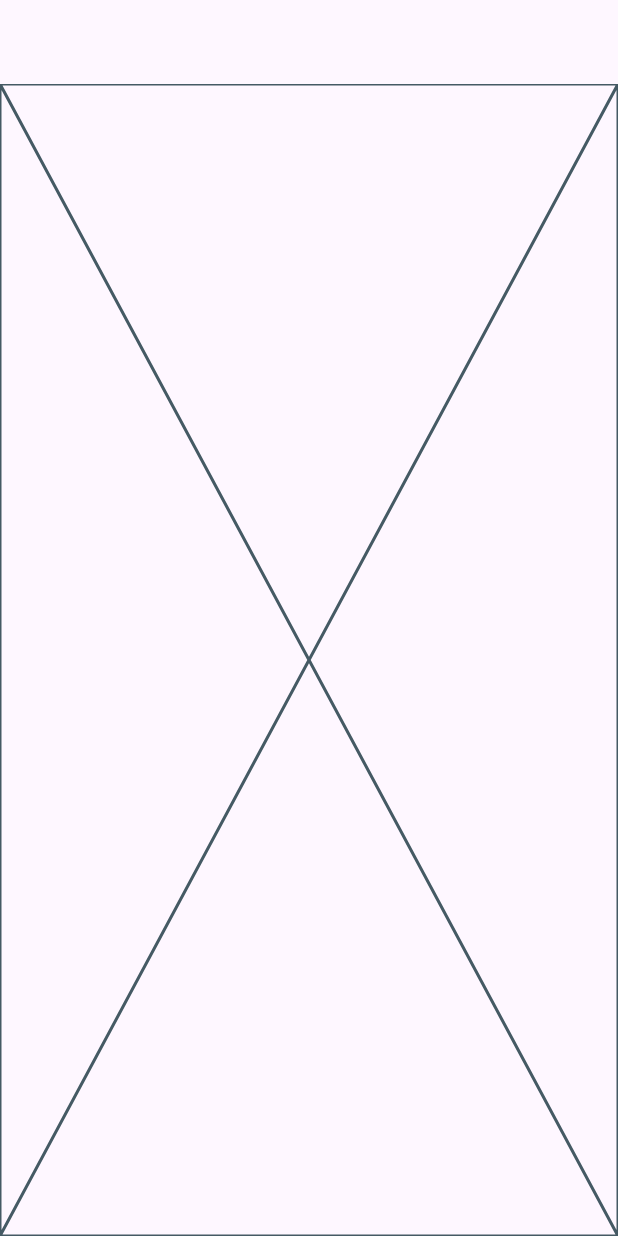
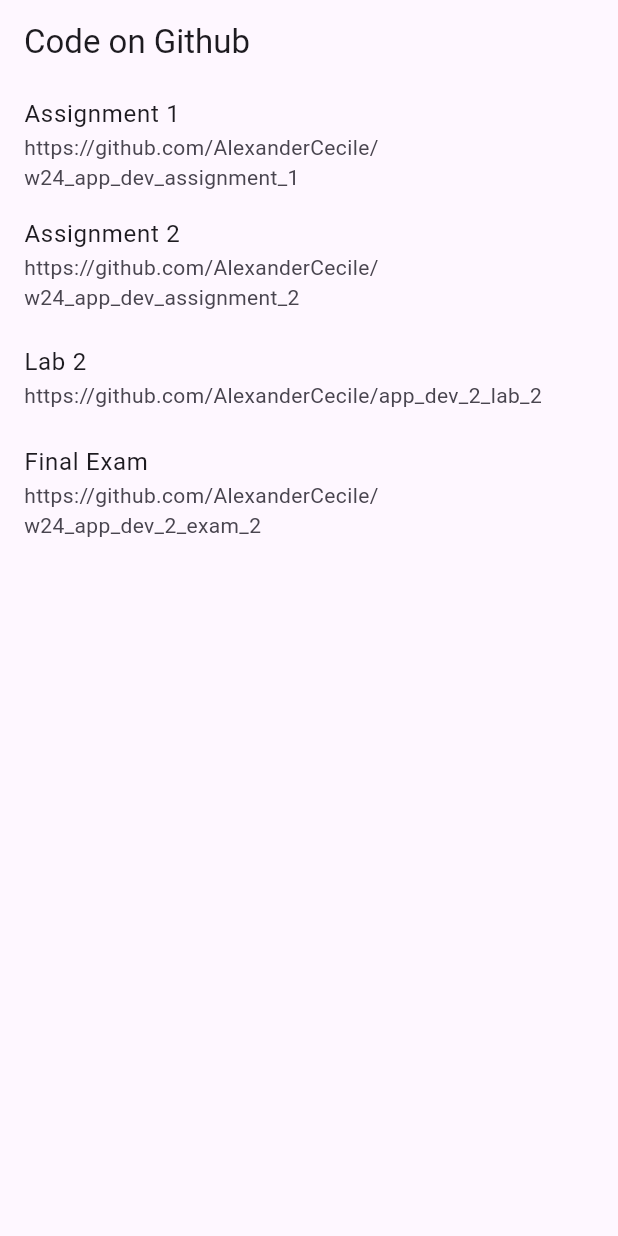
Before and after one commit to AlexanderCecile/app_dev_2_final_project, a Flutter app: the screen it shows after launch, on a phone screen of 412 x 824 dp. Run offline on Flutter 3.47's test engine with Material 3 defaults, Android fonts, the phone set to English and light mode, and no system bars.

Commit message:
Added showcase of repos

```diff
--- a/lib/main.dart
+++ b/lib/main.dart
@@ -1,24 +1,57 @@
 import 'package:flutter/material.dart';
+import 'package:url_launcher/url_launcher.dart';
+
+List<List<String>> repos = [
+  [
+    'Assignment 1',
+    'https://github.com/AlexanderCecile/w24_app_dev_assignment_1'
+  ],
+  [
+    'Assignment 2',
+    'https://github.com/AlexanderCecile/w24_app_dev_assignment_2'
+  ],
+  ['Lab 2', 'https://github.com/AlexanderCecile/app_dev_2_lab_2'],
+  ['Final Exam', 'https://github.com/AlexanderCecile/w24_app_dev_2_exam_2']
+];
 
 void main() {
-  runApp(const MyApp());
+  runApp(const App());
 }
 
-class MyApp extends StatelessWidget {
-  const MyApp({super.key});
+class App extends StatelessWidget {
+  const App({super.key});
 
   @override
   Widget build(BuildContext context) {
-    return MaterialApp(
+    return const MaterialApp(
       title: 'App Dev 2 Final Project',
-      theme: ThemeData(
-        colorScheme: ColorScheme.fromSeed(seedColor: Colors.deepPurple),
-        useMaterial3: true,
-      ),
-      home: Scaffold(
-        appBar: AppBar(),
-        body: Placeholder(),
-      ),
+      home: HomePage(),
     );
   }
 }
+
+class HomePage extends StatelessWidget {
+  const HomePage({super.key});
+
+  @override
+  Widget build(BuildContext context) {
+    return Scaffold(
+      appBar: AppBar(
+        title: const Text('Code on Github'),
+      ),
+      body: ListView.builder(
+          itemCount: repos.length,
+          itemBuilder: (BuildContext context, int index) {
+            return ListTile(
+              title: Text(repos[index][0]),
+              subtitle: InkWell(
+                child: Text(repos[index][1]),
+                onTap: () {
+                  launchUrl(Uri.parse(repos[index][1]));
+                },
+              ),
+            );
+          }),
+    );
+  }
+}
--- a/pubspec.yaml
+++ b/pubspec.yaml
@@ -35,6 +35,8 @@ dependencies:
   # The following adds the Cupertino Icons font to your application.
   # Use with the CupertinoIcons class for iOS style icons.
   cupertino_icons: ^1.0.6
+  sqflite: ^2.3.3+1
+  url_launcher: ^6.3.0
 
 dev_dependencies:
   flutter_test:
```
Also changed, not shown: pubspec.lock, 1 other file.
